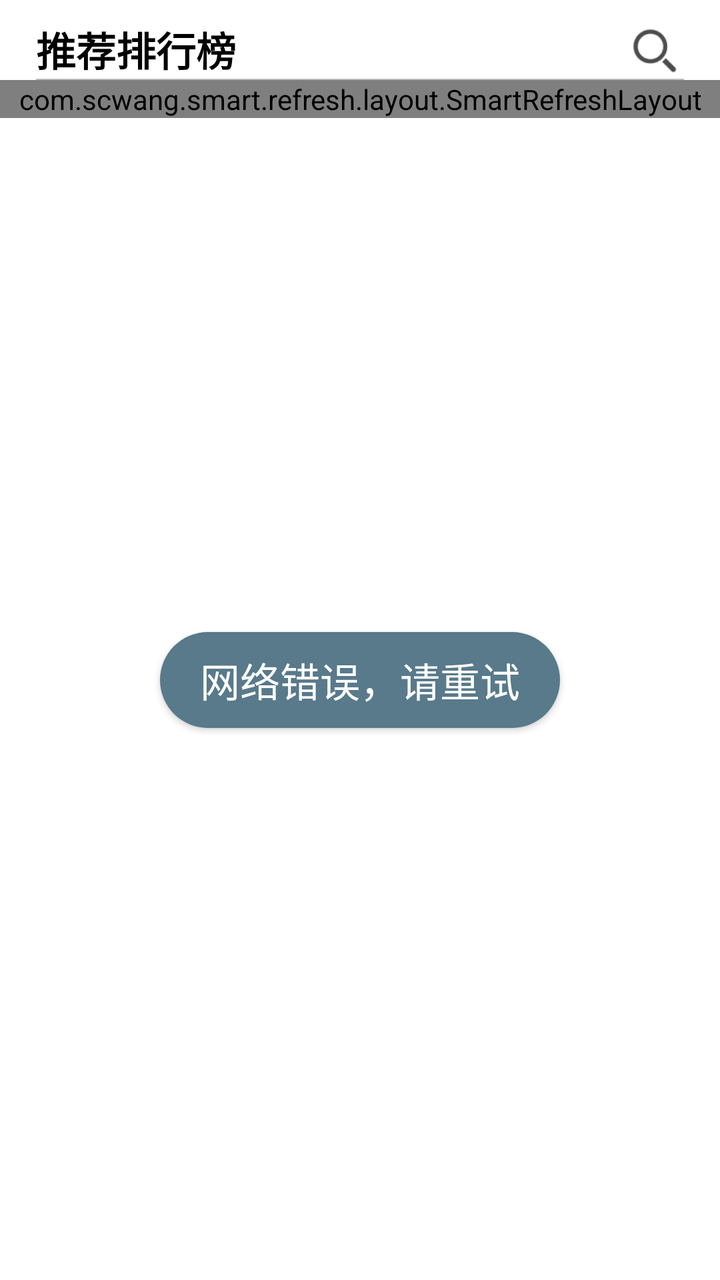
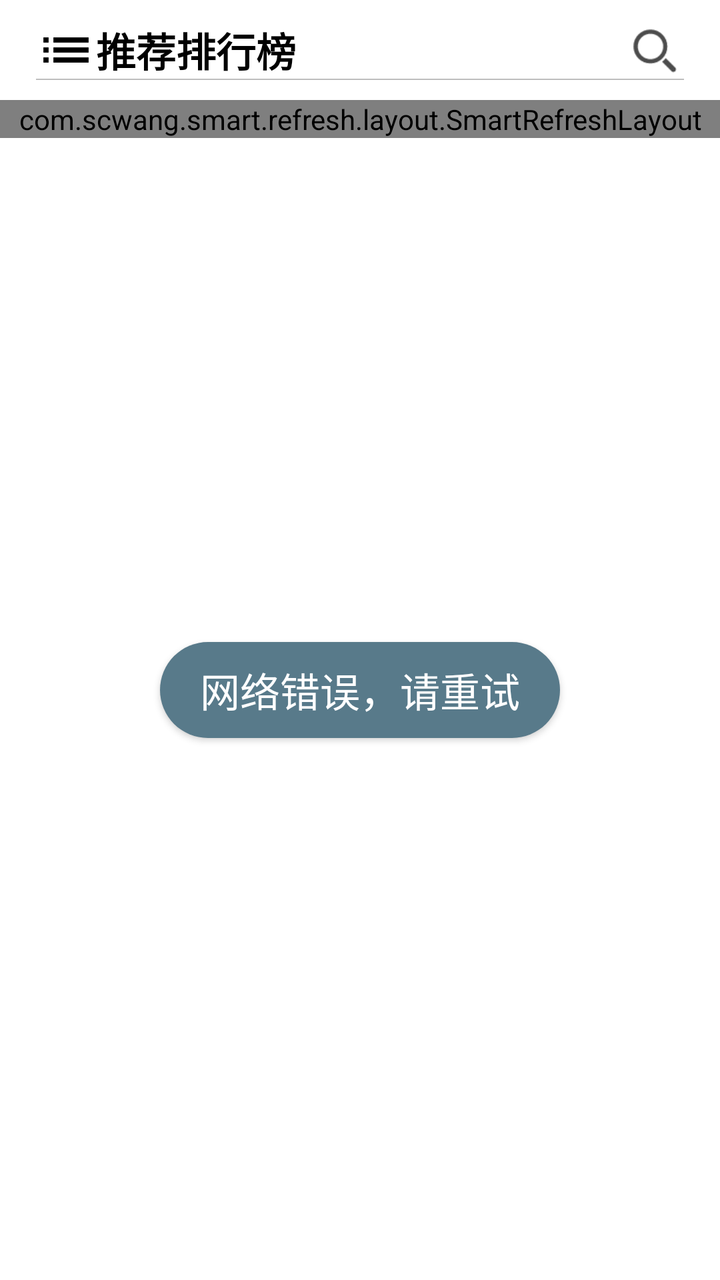

Two renders of the same Android screen: before a commit and after it. Below are the layout's source before the change and the commit's diff.
<!-- AndroidManifest.xml: application theme Theme.Design.NoActionBar -->
<!-- res/layout/manpin_book_rank_list_layout.xml -->
<?xml version="1.0" encoding="utf-8"?>
<LinearLayout xmlns:android="http://schemas.android.com/apk/res/android"
    xmlns:app="http://schemas.android.com/apk/res-auto"
    android:layout_width="match_parent"
    android:layout_height="match_parent"
    android:background="@color/white"
    android:orientation="vertical">

    <FrameLayout
        android:layout_width="match_parent"
        android:layout_height="wrap_content"
        android:layout_marginLeft="18dp"
        android:layout_marginTop="10dp"
        android:layout_marginRight="18dp">
        <TextView
            android:id="@+id/mp_book_rank_list_title"
            android:layout_width="wrap_content"
            android:layout_height="wrap_content"
            android:gravity="center"
            android:text="推荐排行榜"
            android:textColor="@color/black"
            android:textSize="20dp"
            android:textStyle="bold" />


        <ImageView
            android:id="@+id/bookr_fragment_search"
            android:layout_width="30dp"
            android:layout_height="30dp"
            android:layout_gravity="right"
            android:background="@drawable/im_search_gray"
            android:gravity="center"
            android:textSize="20dp"
            android:textStyle="bold" />
        <View
            android:layout_width="match_parent"
            android:layout_height="0.5dp"
            android:background="@color/dim_foreground_material_dark"
            android:layout_marginTop="5dp"
            android:layout_gravity="bottom"
            />
    </FrameLayout>
    <FrameLayout
        android:layout_width="match_parent"
        android:layout_height="match_parent">
        <include layout="@layout/mp_book_r_recommend_layout"/>

        <com.victor.loading.rotate.RotateLoading
            android:id="@+id/book_rank_loading"
            android:layout_width="48dp"
            android:layout_height="48dp"
            app:loading_color="@color/tv_text_addshelf_pre"
            app:loading_width="2dp"
            android:layout_gravity="center" />

        <include layout="@layout/mp_layout_error_tips" />
    </FrameLayout>

</LinearLayout>
<!-- res/layout/mp_book_r_recommend_layout.xml (included above) -->
<?xml version="1.0" encoding="utf-8"?>
<FrameLayout xmlns:android="http://schemas.android.com/apk/res/android"
    android:layout_width="match_parent"
    android:layout_height="match_parent"
    android:background="@color/white"
    android:orientation="vertical">

    <com.scwang.smart.refresh.layout.SmartRefreshLayout
        android:id="@+id/bookr_recommend_refreshLayout"
        android:layout_width="match_parent"
        android:layout_height="wrap_content">

        <androidx.recyclerview.widget.RecyclerView
            android:id="@+id/mp_bookr_recommend_recyclerview"
            android:layout_width="match_parent"
            android:layout_height="wrap_content"
            android:overScrollMode="never" />
    </com.scwang.smart.refresh.layout.SmartRefreshLayout>
</FrameLayout>
<!-- res/layout/mp_layout_error_tips.xml (included above) -->
<?xml version="1.0" encoding="utf-8"?>
<FrameLayout xmlns:android="http://schemas.android.com/apk/res/android"
    android:layout_width="match_parent"
    android:layout_height="match_parent">
    <Button
        android:id="@+id/mp_error_button"
        android:layout_width="200dp"
        android:layout_height="wrap_content"
        android:layout_gravity="center"
        android:text="网络错误，请重试"
        android:textSize="20dp"
        android:background="@drawable/shape_bg_download_pre"
        />
</FrameLayout>
<!-- resources referenced by this layout -->
<resources>
  <color name="black">#000000</color>
  <color name="dim_foreground_material_dark">#ffbebebe</color>
  <color name="tv_text_addshelf_pre">#7891A5</color>
  <color name="white">#ffffffff</color>
  <!-- drawable im_search_gray: png bitmap (drawable-xhdpi, 1237 bytes) -->
  <!-- drawable shape_bg_download_pre (drawable) -->
  <?xml version="1.0" encoding="utf-8"?>
  <shape xmlns:android="http://schemas.android.com/apk/res/android"
      android:shape="rectangle">
      <corners android:radius="25dp"/>
      <solid android:color="@color/tv_text_addshelf_deep_pre"/>
  </shape>
  <color name="tv_text_addshelf_deep_pre">#587A8A</color>
</resources>

<!-- the commit's change to res/layout/manpin_book_rank_list_layout.xml (unified diff, before → after) -->
@@ -1,62 +1,117 @@
 <?xml version="1.0" encoding="utf-8"?>
-<LinearLayout xmlns:android="http://schemas.android.com/apk/res/android"
+<androidx.drawerlayout.widget.DrawerLayout xmlns:android="http://schemas.android.com/apk/res/android"
     xmlns:app="http://schemas.android.com/apk/res-auto"
+    android:id="@+id/drawerlayout_recommend"
     android:layout_width="match_parent"
     android:layout_height="match_parent"
-    android:background="@color/white"
-    android:orientation="vertical">
+    android:layout_gravity="start"
+    android:background="@color/white">
 
-    <FrameLayout
+    <LinearLayout
         android:layout_width="match_parent"
-        android:layout_height="wrap_content"
-        android:layout_marginLeft="18dp"
-        android:layout_marginTop="10dp"
-        android:layout_marginRight="18dp">
-        <TextView
-            android:id="@+id/mp_book_rank_list_title"
-            android:layout_width="wrap_content"
+        android:layout_height="match_parent"
+        android:background="@color/white"
+        android:orientation="vertical">
+
+        <FrameLayout
+            android:layout_width="match_parent"
             android:layout_height="wrap_content"
-            android:gravity="center"
-            android:text="推荐排行榜"
-            android:textColor="@color/black"
-            android:textSize="20dp"
-            android:textStyle="bold" />
+            android:layout_marginLeft="18dp"
+            android:paddingTop="10dp"
+            android:paddingBottom="10dp"
+            android:layout_marginRight="18dp">
+
+            <LinearLayout
+                android:id="@+id/mp_book_rank_list_title_layout"
+                android:layout_width="wrap_content"
+                android:gravity="center"
+                android:orientation="horizontal"
+                android:layout_height="wrap_content">
+                <ImageView
+                    android:layout_width="30dp"
+                    android:layout_height="30dp"
+                    android:layout_gravity="right"
+                    android:background="@drawable/baseline_list_black_48"
+                    android:gravity="center"
+                    android:textSize="20dp"
+                    android:textStyle="bold" />
+
+                <TextView
+                    android:id="@+id/mp_book_rank_list_title"
+                    android:layout_width="wrap_content"
+                    android:layout_height="wrap_content"
+                    android:gravity="center"
+                    android:text="推荐排行榜"
+                    android:textColor="@color/black"
+                    android:textSize="20dp"
+                    android:textStyle="bold" />
+
+            </LinearLayout>
 
 
-        <ImageView
-            android:id="@+id/bookr_fragment_search"
-            android:layout_width="30dp"
-            android:layout_height="30dp"
-            android:layout_gravity="right"
-            android:background="@drawable/im_search_gray"
+            <ImageView
+                android:id="@+id/bookr_fragment_search"
+                android:layout_width="30dp"
+                android:layout_height="30dp"
+                android:layout_gravity="right"
+                android:background="@drawable/im_search_gray"
+                android:gravity="center"
+                android:textSize="20dp"
+                android:textStyle="bold" />
+
+            <View
+                android:layout_width="match_parent"
+                android:layout_height="0.5dp"
+                android:layout_gravity="bottom"
+                android:background="@color/dim_foreground_material_dark" />
+        </FrameLayout>
+
+        <FrameLayout
+            android:layout_width="match_parent"
+            android:layout_height="match_parent">
+
+            <include layout="@layout/mp_book_r_recommend_layout" />
+
+            <com.victor.loading.rotate.RotateLoading
+                android:id="@+id/book_rank_loading"
+                android:layout_width="48dp"
+                android:layout_height="48dp"
+                android:layout_gravity="center"
+                app:loading_color="@color/tv_text_addshelf_pre"
+                app:loading_width="2dp" />
+
+            <include layout="@layout/mp_layout_error_tips" />
+        </FrameLayout>
+    </LinearLayout>
+
+
+    <LinearLayout
+        android:id="@+id/drawerlayout"
+        android:layout_width="200dp"
+        android:layout_height="match_parent"
+        android:orientation="vertical"
+        android:layout_gravity="start"
+        android:background="@color/white"
+        >
+        <TextView
+            android:layout_width="match_parent"
+            android:layout_height="wrap_content"
+            android:text="排行榜选择"
             android:gravity="center"
+            android:layout_marginTop="20dp"
             android:textSize="20dp"
-            android:textStyle="bold" />
-        <View
+            android:textStyle="bold"
+            android:layout_gravity="center"
+            android:textColor="@color/black"
+            />
+        <androidx.recyclerview.widget.RecyclerView
+            android:layout_marginTop="20dp"
+            android:id="@+id/menu_recyclerView"
             android:layout_width="match_parent"
-            android:layout_height="0.5dp"
-            android:background="@color/dim_foreground_material_dark"
-            android:layout_marginTop="5dp"
-            android:layout_gravity="bottom"
-            />
-    </FrameLayout>
-    <FrameLayout
-        android:layout_width="match_parent"
-        android:layout_height="match_parent">
-        <include layout="@layout/mp_book_r_recommend_layout"/>
+            android:layout_height="match_parent"/>
 
-        <com.victor.loading.rotate.RotateLoading
-            android:id="@+id/book_rank_loading"
-            android:layout_width="48dp"
-            android:layout_height="48dp"
-            app:loading_color="@color/tv_text_addshelf_pre"
-            app:loading_width="2dp"
-            android:layout_gravity="center" />
-
-        <include layout="@layout/mp_layout_error_tips" />
-    </FrameLayout>
-
-</LinearLayout>
+    </LinearLayout>
+</androidx.drawerlayout.widget.DrawerLayout>
 <!-- res/layout/mp_book_r_recommend_layout.xml (included above) -->
 <?xml version="1.0" encoding="utf-8"?>
 <FrameLayout xmlns:android="http://schemas.android.com/apk/res/android"
<!-- resource entries referenced after the edit -->
@@ -4,6 +4,7 @@
   <color name="dim_foreground_material_dark">#ffbebebe</color>
   <color name="tv_text_addshelf_pre">#7891A5</color>
   <color name="white">#ffffffff</color>
+  <!-- drawable baseline_list_black_48: png bitmap (drawable-xxhdpi, 128 bytes) -->
   <!-- drawable im_search_gray: png bitmap (drawable-xhdpi, 1237 bytes) -->
   <!-- drawable shape_bg_download_pre (drawable) -->
   <?xml version="1.0" encoding="utf-8"?>
